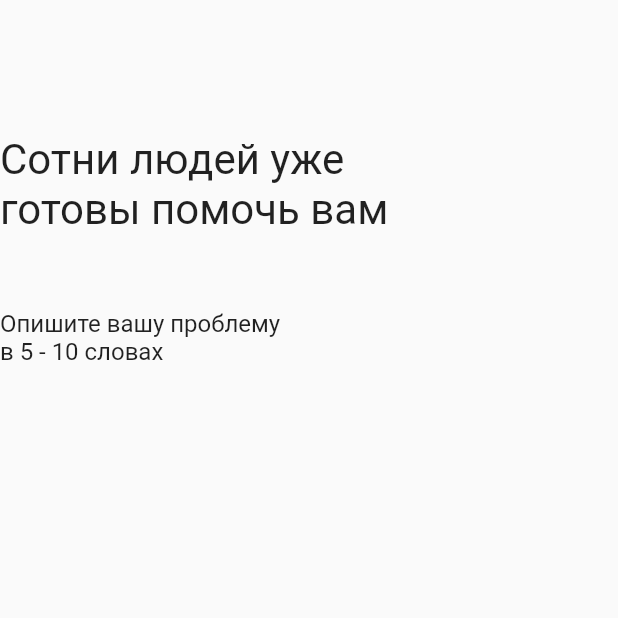
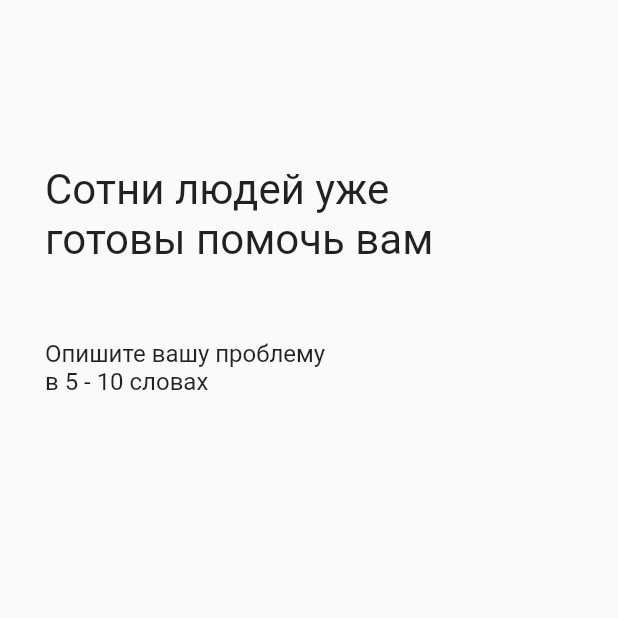
Before and after one commit to ars-kalinichenko/WeHelp, a Flutter app: the screen it shows after launch, after a tap on "Мне нужна помощь", on a phone screen of 412 x 824 dp, the top half of it. Run offline on Flutter 3.47's test engine with Material 2 defaults, Android fonts, the phone set to English and light mode, and no system bars; Roboto replaces fonts that are missing (Montserrat).

Commit message:
Updated HomeCustomer layout.

```diff
--- a/we_help/lib/Screens/HomeCustomer/components/body.dart
+++ b/we_help/lib/Screens/HomeCustomer/components/body.dart
@@ -30,22 +30,23 @@ class Body extends StatelessWidget {
                 // axis because Columns are vertical (the cross axis would be
                 // horizontal).
                 mainAxisAlignment: MainAxisAlignment.spaceBetween,
-                crossAxisAlignment: CrossAxisAlignment.center,
-                children: <Widget>[
+            crossAxisAlignment: CrossAxisAlignment.start,
+            children: <Widget>[
           Container(
             child: Column(
               mainAxisAlignment: MainAxisAlignment.spaceEvenly,
               crossAxisAlignment: CrossAxisAlignment.start,
               children: <Widget>[
                 Container(
-                  padding: EdgeInsets.only(top: 90),
+                  padding: EdgeInsets.only(top: 110, left: 30),
                   child: Text('Сотни людей уже \nготовы помочь вам',
                       textAlign: TextAlign.left,
-                      style:
-                      TextStyle(fontSize: 28.0, fontFamily: PrimaryFontFamily)),
+                      style: TextStyle(
+                          fontSize: 28.0, fontFamily: PrimaryFontFamily)),
                 ),
                 SizedBox(height: 50.0),
                 Container(
+                  padding: EdgeInsets.only(left: 30),
                   child: Text('Опишите вашу проблему \nв 5 - 10 словах',
                       textAlign: TextAlign.left,
                       style:
```
